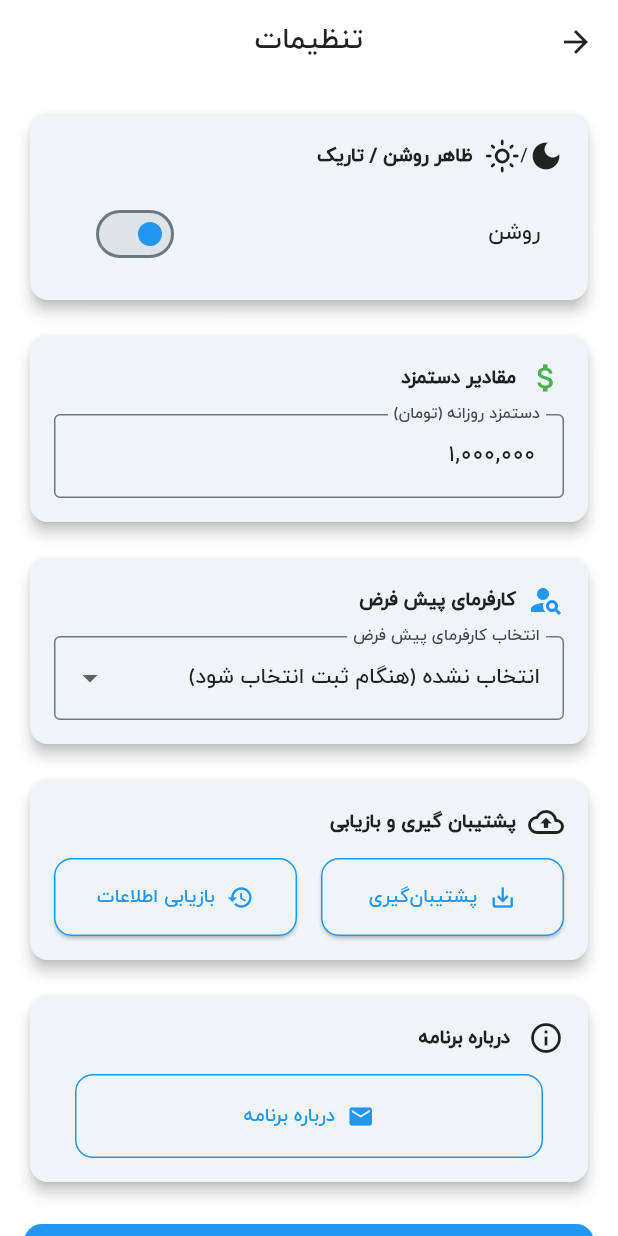
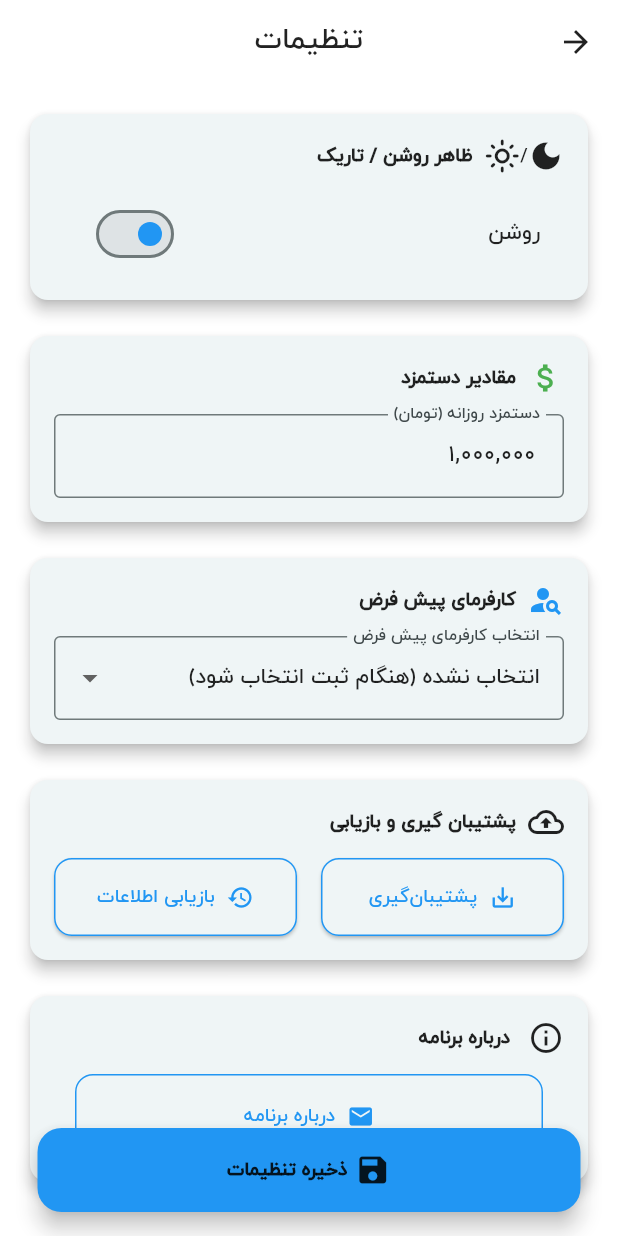
Before and after one commit to mohsen0dev/daily_work, a Flutter app: the SettingsPage screen opened by its route, on a phone screen of 412 x 824 dp. Run offline on Flutter 3.47's test engine with Material 3 defaults, Android fonts, the phone set to English and light mode, and no system bars; our stand-ins replace device_info_plus, fl_chart, get, hive, hive_flutter, pdf and 2 more; missing offline and left inert: persian_datetime_picker; accounts and stored records are empty; statements that could not run were skipped.

Commit message:
fix abute me page

```diff
--- a/lib/pages/settings_page.dart
+++ b/lib/pages/settings_page.dart
@@ -1,6 +1,7 @@
 import 'package:flutter/material.dart';
 import 'package:get/get.dart';
 
+import '../controllers/page_controller/about_page_controller.dart';
 import '../controllers/setting_controller.dart';
 import '../services/backup_restore_service.dart';
 import '../utils/formater.dart'; // برای ThousandSeparatorInputFormatter
@@ -19,6 +20,28 @@ class SettingsPage extends StatelessWidget {
 
     return Scaffold(
       appBar: AppBar(title: const Text('تنظیمات'), centerTitle: true),
+      floatingActionButtonLocation: FloatingActionButtonLocation.centerFloat,
+      floatingActionButton: FloatingActionButton.extended(
+        onPressed: () {
+          controllerSeting.saveSettings2();
+        },
+        backgroundColor: Theme.of(context).primaryColor,
+
+        label: SizedBox(
+          width: MediaQuery.sizeOf(context).width - 90,
+          child: const Row(
+            mainAxisAlignment: MainAxisAlignment.center,
+            children: [
+              Icon(Icons.save, color: Colors.black87),
+              SizedBox(width: 5),
+              Text(
+                'ذخیره تنظیمات',
+                style: TextStyle(color: Colors.black87, fontWeight: FontWeight.bold),
+              ),
+            ],
+          ),
+        ),
+      ),
       body: SingleChildScrollView(
         padding: const EdgeInsets.all(16.0),
         child: Column(
@@ -149,6 +172,7 @@ class SettingsPage extends StatelessWidget {
                   child: OutlinedButton.icon(
                     icon: const Icon(Icons.email),
                     onPressed: () {
+                      Get.lazyPut(() => AboutController());
                       Get.toNamed('/about'); // ناوبری به صفحه AboutPage
                     },
                     label: const Text('درباره برنامه'),
@@ -161,26 +185,7 @@ class SettingsPage extends StatelessWidget {
                 ),
               ),
             ),
-
-            const SizedBox(height: 24.0),
-
-            // دکمه ذخیره تنظیمات
-            Center(
-              child: SizedBox(
-                width: MediaQuery.of(context).size.width,
-                height: 40.0,
-                child: FilledButton.icon(
-                  icon: const Icon(Icons.save),
-                  label: const Text('ذخیره تنظیمات'),
-                  onPressed: () {
-                    controllerSeting.saveSettings;
-                  }, // فراخوانی متد ذخیره از کنترلر
-                  style: FilledButton.styleFrom(
-                    shape: RoundedRectangleBorder(borderRadius: BorderRadius.circular(12.0)),
-                  ),
-                ),
-              ),
-            ),
+            const SizedBox(height: 80),
           ],
         ),
       ),
--- a/pubspec.yaml
+++ b/pubspec.yaml
@@ -3,7 +3,7 @@ description: "A new Flutter project."
 
 publish_to: "none"
 
-version: 1.0.1+101
+version: 1.0.2+102
 
 environment:
   sdk: ^3.9.2
```
Also changed, not shown: 1 other file.
